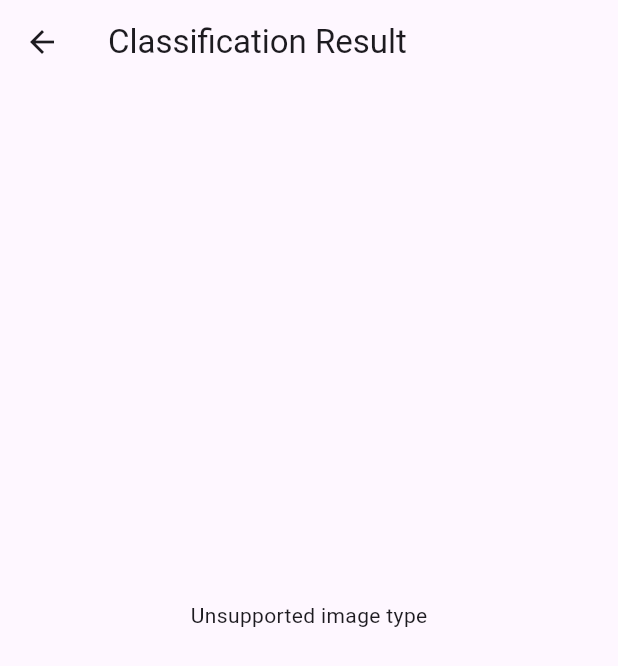
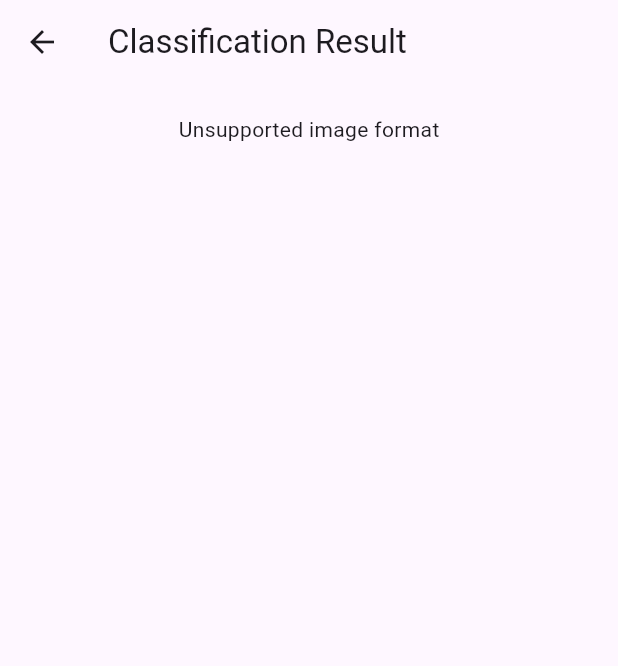
Before and after one commit to digital-medicine/ndemobil-bild-summer-school-codespace, a Flutter app: the ResultScreen screen opened directly with empty values, on a phone screen of 412 x 824 dp. Shown: the top 666 px of the screen. Run offline on Flutter 3.47's test engine with Material 3 defaults, Android fonts, the phone set to English and light mode, and no system bars; our stand-ins replace image_picker; missing offline and left inert: tflite_flutter.

Commit message:
Clean up the results view

```diff
--- a/lib/screens/result_screen.dart
+++ b/lib/screens/result_screen.dart
@@ -1,6 +1,5 @@
-import 'dart:io' as io;
-import 'package:flutter/foundation.dart';
 import 'package:flutter/material.dart';
+import 'package:pneumonia_ai_app/widgets/image_preview.dart';
 
 class ResultScreen extends StatelessWidget {
   final dynamic image; // File (mobile) or Uint8List (web)
@@ -10,37 +9,14 @@ class ResultScreen extends StatelessWidget {
 
   @override
   Widget build(BuildContext context) {
-    Widget imageWidget;
-
-    if (image == null) {
-      imageWidget = const Text('No image provided');
-    } else if (kIsWeb && image is Uint8List) {
-      imageWidget = Image.memory(
-        image as Uint8List,
-        height: 300,
-        fit: BoxFit.contain,
-      );
-    } else if (!kIsWeb && image is io.File) {
-      imageWidget = Image.file(
-        image as io.File,
-        height: 300,
-        fit: BoxFit.contain,
-      );
-    } else {
-      imageWidget = const Text('Unsupported image type');
-    }
-
     return Scaffold(
       appBar: AppBar(title: const Text('Classification Result')),
       body: Center(
         child: Padding(
           padding: const EdgeInsets.all(20.0),
           child: Column(
-            mainAxisSize: MainAxisSize.min, // shrink to content
-            mainAxisAlignment: MainAxisAlignment.center,
-            crossAxisAlignment: CrossAxisAlignment.center,
             children: [
-              imageWidget,
+              ImagePreview(image: image),
               const SizedBox(height: 24),
               Text(
                 result,
```
